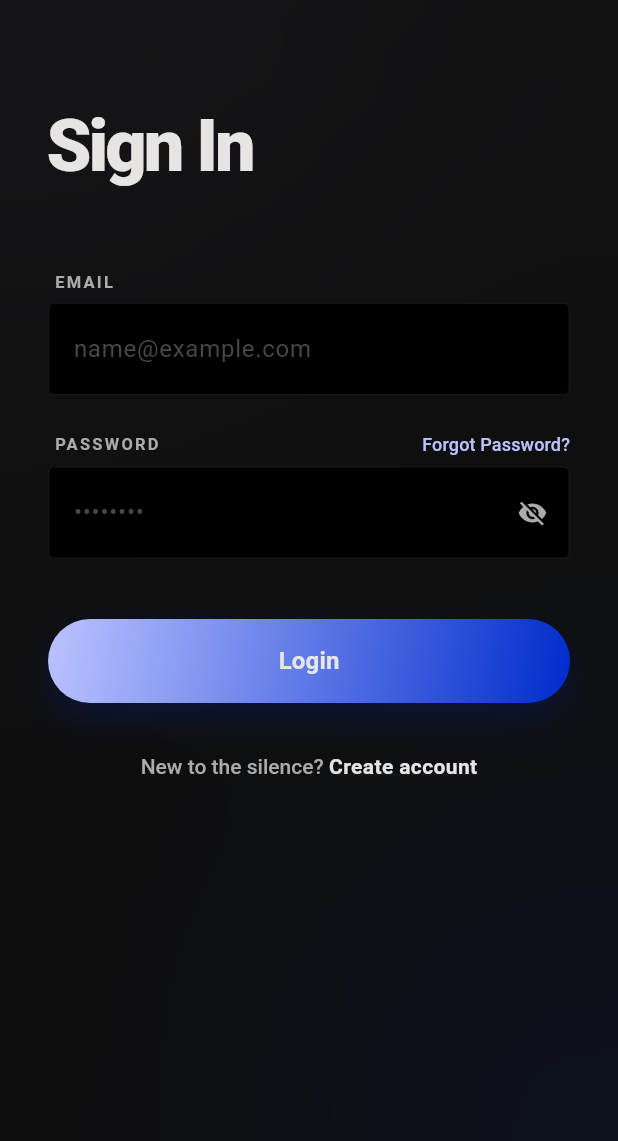
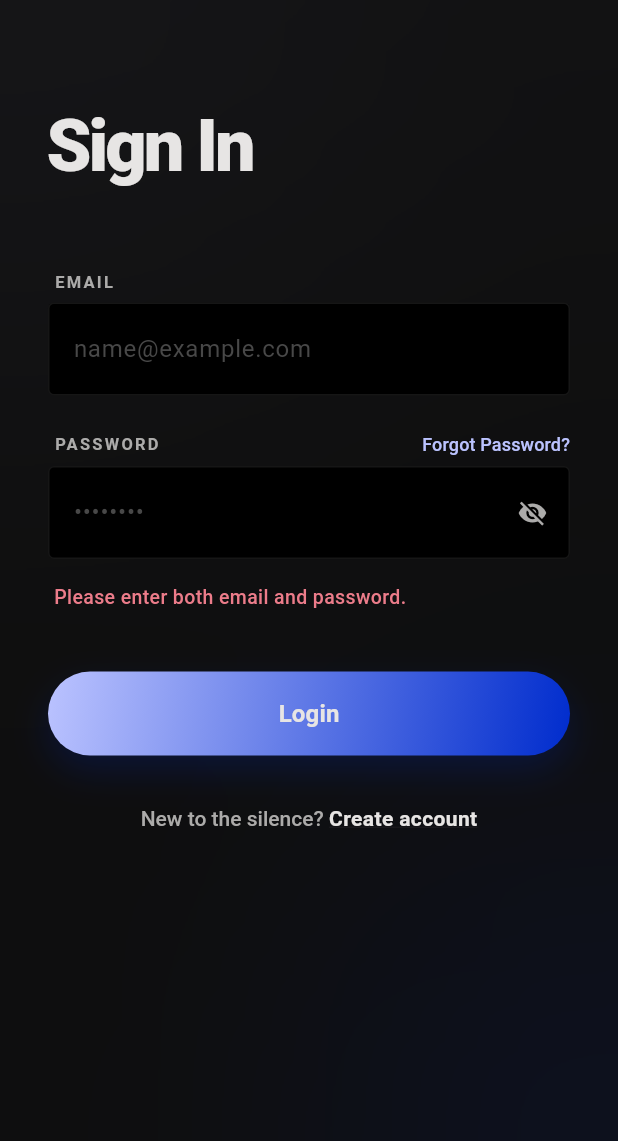
Before and after one commit to EbenezerBaafi/Just_chat, a Flutter app: the screen it shows after launch, after a tap on "Login", on a phone screen of 412 x 824 dp, the part 95-1236 px from its top. Run offline on Flutter 3.47's test engine with Material 3 defaults, Android fonts, the phone set to English and light mode, and no system bars; our stand-ins replace dio, flutter_secure_storage; Roboto replaces fonts that are missing (Manrope).

Commit message:
fix: resolve login connectivity and configuration issues
- Update Dio base URL to correct local network IP (10.194.233.60)
- Fix login endpoint from '/token/' to '/users/login/'
- Add ALLOWED_HOSTS in Django settings to allow local network access

```diff
--- a/mobile/lib/screens/login_screen.dart
+++ b/mobile/lib/screens/login_screen.dart
@@ -1,8 +1,9 @@
+import 'package:flutter/material.dart';
+import 'package:provider/provider.dart';
 import 'dart:ui';
-import 'package:flutter/material.dart';
+import '../providers/auth_provider.dart';
 
-/// A beautiful, modern login page for the "just_chat" app.
-/// This code is converted from a Google Stitch HTML template.
+/// A beautiful, modern login screen for the "just_chat" app.
 class LoginScreen extends StatefulWidget {
   const LoginScreen({super.key});
 
@@ -13,16 +14,54 @@ class LoginScreen extends StatefulWidget {
 class _LoginScreenState extends State<LoginScreen> {
   final _emailController = TextEditingController();
   final _passwordController = TextEditingController();
+
   bool _isPasswordVisible = false;
+  bool _isLoading = false;
+  String? _errorMessage;
 
-  // Custom Colors from the HTML template
+  // Custom Colors from the design template
   static const Color kBackgroundColor = Color(0xFF0E0E0E);
   static const Color kPrimaryColor = Color(0xFFBBC3FF);
   static const Color kPrimaryDark = Color(0xFF002CCD);
+  static const Color kSurfaceContainer = Color(0xFF191A1A);
   static const Color kSurfaceLowest = Color(0xFF000000);
   static const Color kOnSurface = Color(0xFFE7E5E4);
   static const Color kOnSurfaceVariant = Color(0xFFACABAA);
   static const Color kOutlineVariant = Color(0xFF484848);
+  static const Color kErrorColor = Color(0xFFEC7C8A);
+
+  /// Integrated Login Logic
+  Future<void> _login() async {
+    if (_emailController.text.isEmpty || _passwordController.text.isEmpty) {
+      setState(() {
+        _errorMessage = "Please enter both email and password.";
+      });
+      return;
+    }
+
+    setState(() {
+      _isLoading = true;
+      _errorMessage = null;
+    });
+
+    try {
+      await context.read<AuthProvider>().login(
+        _emailController.text.trim(),
+        _passwordController.text.trim(),
+      );
+      // Navigation logic usually happens inside the AuthProvider or via a listener in the main app
+    } catch (e) {
+      setState(() {
+        _errorMessage = e.toString();
+      });
+    } finally {
+      if (mounted) {
+        setState(() {
+          _isLoading = false;
+        });
+      }
+    }
+  }
 
   @override
   void dispose() {
@@ -89,7 +128,7 @@ class _LoginScreenState extends State<LoginScreen> {
                         size: 28,
                       ),
                       const SizedBox(width: 8),
-                      Text(
+                      const Text(
                         'just_chat',
                         style: TextStyle(
                           fontFamily: 'Manrope',
@@ -111,7 +150,7 @@ class _LoginScreenState extends State<LoginScreen> {
                       children: [
                         const SizedBox(height: 60),
                         // Editorial Header
-                        Text(
+                        const Text(
                           'Sign In',
                           style: TextStyle(
                             fontFamily: 'Manrope',
@@ -130,6 +169,7 @@ class _LoginScreenState extends State<LoginScreen> {
                           controller: _emailController,
                           hintText: 'name@example.com',
                           keyboardType: TextInputType.emailAddress,
+                          enabled: !_isLoading,
                         ),
                         const SizedBox(height: 24),
 
@@ -139,7 +179,7 @@ class _LoginScreenState extends State<LoginScreen> {
                           children: [
                             _buildLabel('PASSWORD'),
                             TextButton(
-                              onPressed: () {},
+                              onPressed: _isLoading ? null : () {},
                               style: TextButton.styleFrom(
                                 padding: EdgeInsets.zero,
                                 minimumSize: Size.zero,
@@ -161,6 +201,7 @@ class _LoginScreenState extends State<LoginScreen> {
                           controller: _passwordController,
                           hintText: '••••••••',
                           obscureText: !_isPasswordVisible,
+                          enabled: !_isLoading,
                           suffixIcon: IconButton(
                             icon: Icon(
                               _isPasswordVisible
@@ -176,6 +217,24 @@ class _LoginScreenState extends State<LoginScreen> {
                             },
                           ),
                         ),
+
+                        // Error Message Display
+                        if (_errorMessage != null)
+                          Padding(
+                            padding: const EdgeInsets.only(
+                              top: 16.0,
+                              left: 4.0,
+                            ),
+                            child: Text(
+                              _errorMessage!,
+                              style: const TextStyle(
+                                color: kErrorColor,
+                                fontSize: 13,
+                                fontWeight: FontWeight.w500,
+                              ),
+                            ),
+                          ),
+
                         const SizedBox(height: 40),
 
                         // Login Button
@@ -184,23 +243,31 @@ class _LoginScreenState extends State<LoginScreen> {
                           height: 56,
                           decoration: BoxDecoration(
                             borderRadius: BorderRadius.circular(28),
-                            gradient: const LinearGradient(
+                            gradient: _isLoading
+                                ? null
+                                : const LinearGradient(
                                     colors: [kPrimaryColor, kPrimaryDark],
                                     begin: Alignment.topLeft,
                                     end: Alignment.bottomRight,
                                   ),
-                            boxShadow: [
+                            color: _isLoading ? kSurfaceContainer : null,
+                            boxShadow: _isLoading
+                                ? []
+                                : [
                                     BoxShadow(
-                                color: const Color.fromRGBO(0, 44, 205, 0.2),
+                                      color: const Color.fromRGBO(
+                                        0,
+                                        44,
+                                        205,
+                                        0.2,
+                                      ),
                                       blurRadius: 20,
                                       offset: const Offset(0, 10),
                                     ),
                                   ],
                           ),
                           child: ElevatedButton(
-                            onPressed: () {
-                              // Handle Login
-                            },
+                            onPressed: _isLoading ? null : _login,
                             style: ElevatedButton.styleFrom(
                               backgroundColor: Colors.transparent,
                               shadowColor: Colors.transparent,
@@ -208,7 +275,16 @@ class _LoginScreenState extends State<LoginScreen> {
                                 borderRadius: BorderRadius.circular(28),
                               ),
                             ),
-                            child: const Text(
+                            child: _isLoading
+                                ? const SizedBox(
+                                    height: 24,
+                                    width: 24,
+                                    child: CircularProgressIndicator(
+                                      color: kPrimaryColor,
+                                      strokeWidth: 2.5,
+                                    ),
+                                  )
+                                : const Text(
                                     'Login',
                                     style: TextStyle(
                                       fontFamily: 'Manrope',
@@ -237,7 +313,7 @@ class _LoginScreenState extends State<LoginScreen> {
                                   alignment: PlaceholderAlignment.baseline,
                                   baseline: TextBaseline.alphabetic,
                                   child: GestureDetector(
-                                    onTap: () {},
+                                    onTap: _isLoading ? null : () {},
                                     child: const Text(
                                       'Create account',
                                       style: TextStyle(
@@ -284,6 +360,7 @@ class _LoginScreenState extends State<LoginScreen> {
     required TextEditingController controller,
     required String hintText,
     bool obscureText = false,
+    bool enabled = true,
     TextInputType? keyboardType,
     Widget? suffixIcon,
   }) {
@@ -296,8 +373,9 @@ class _LoginScreenState extends State<LoginScreen> {
       child: TextField(
         controller: controller,
         obscureText: obscureText,
+        enabled: enabled,
         keyboardType: keyboardType,
-        style: const TextStyle(color: kOnSurface),
+        style: TextStyle(color: enabled ? kOnSurface : kOnSurfaceVariant),
         cursorColor: kPrimaryColor,
         decoration: InputDecoration(
           hintText: hintText,
--- a/mobile/lib/services/api_service.dart
+++ b/mobile/lib/services/api_service.dart
@@ -3,22 +3,22 @@ import 'package:dio/dio.dart';
 class ApiService {
   final Dio _dio = Dio(
     BaseOptions(
-      baseUrl: "http://172.23.48.1:8000/api", // 🔥 replace with your IP
+      baseUrl: "http://10.194.233.60:8000/api/",
       headers: {"Content-Type": "application/json"},
+      connectTimeout: const Duration(seconds: 10),
+      receiveTimeout: const Duration(seconds: 10),
+      sendTimeout: const Duration(seconds: 10),
     ),
   );
 
-  // REGISTER
+  Future<Response> login(Map<String, dynamic> data) async {
+    return await _dio.post('/users/login/', data: data);
+  }
+
   Future<Response> register(Map<String, dynamic> data) async {
     return await _dio.post("/users/register/", data: data);
   }
 
-  // LOGIN
-  Future<Response> login(Map<String, dynamic> data) async {
-    return await _dio.post("/users/login/", data: data);
-  }
-
-  // GET PROFILE
   Future<Response> getProfile(String token) async {
     return await _dio.get(
       "/users/profile/",
@@ -26,7 +26,6 @@ class ApiService {
     );
   }
 
-  // GET USERS
   Future<Response> getUsers(String token) async {
     return await _dio.get(
       "/users/all/",
```
Also changed, not shown: mobile/lib/providers/auth_provider.dart (+8 -6 lines), 2 other files. Lines whose indentation alone changed are shown as unchanged.
